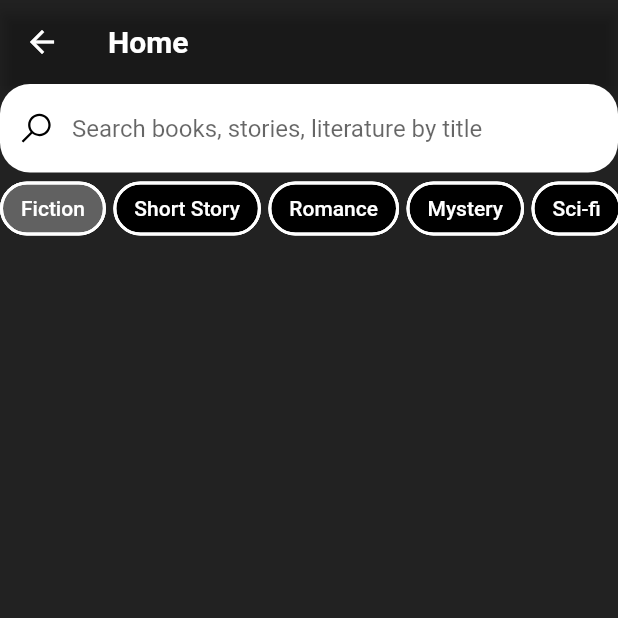
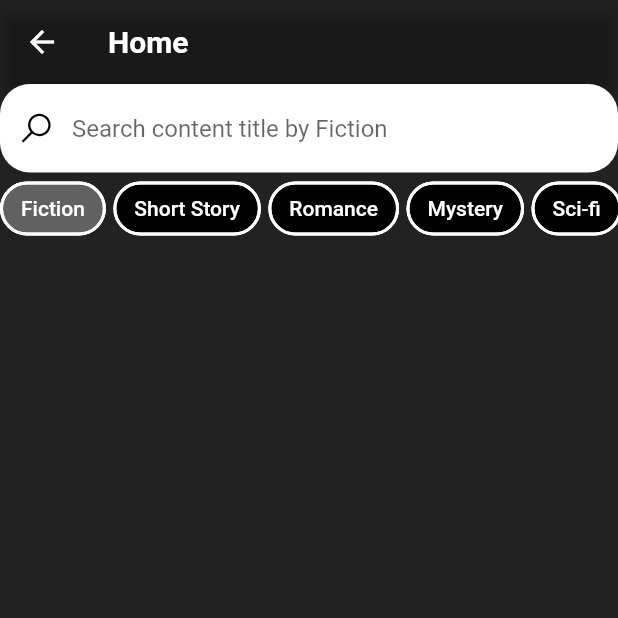
Before and after one commit to kenny101/narraitor-app, a Flutter app: the HomeView screen opened directly, after a tap on "Fiction", on a phone screen of 412 x 824 dp, the top half of it. Run offline on Flutter 3.47's test engine with Material 2 defaults, Android fonts, the phone set to English and light mode, and no system bars; our stand-ins replace flutter_rating_bar, go_router, google_fonts, google_nav_bar, line_icons, pocketbase and 1 more; missing offline and left inert: flutter_launcher_icons; accounts and stored records are empty; network calls fail.

Commit message:
implemented search function

```diff
--- a/lib/src/home_feature/home_view.dart
+++ b/lib/src/home_feature/home_view.dart
@@ -4,12 +4,16 @@ import './search_view.dart';
 import 'package:line_icons/line_icons.dart';
 import './horizontal_chips.dart'; // Import the new widget
 import '../providers/search_provider.dart';
+import 'package:provider/provider.dart';
+
 
 class HomeView extends StatelessWidget {
   const HomeView({Key? key}) : super(key: key);
 
   @override
   Widget build(BuildContext context) {
+    final searchProvider = Provider.of<SearchProvider>(context, listen: false);
+
     return SafeArea(
       child: Scaffold(
         backgroundColor: Colors.black87,
@@ -68,7 +72,7 @@ class HomeView extends StatelessWidget {
                 const SizedBox(height: 5),
                 HorizontalChips(
                   onChipTap: (tag) {
-                    SearchProvider().setTag(tag);
+                    searchProvider.setTag(tag);
                     Navigator.push(
                       context,
                       MaterialPageRoute(
--- a/lib/src/home_feature/horizontal_chips.dart
+++ b/lib/src/home_feature/horizontal_chips.dart
@@ -41,8 +41,6 @@ class HorizontalChipsState extends State<HorizontalChips> {
     return Consumer<SearchProvider>(
       builder: (context, searchProvider, _) {
         _selectedTag = searchProvider.selectedTag;
-
-        print('selected ${_selectedTag}');
 
         final List<String> tagsWithSelectedFirst =
             List.of(HorizontalChips.tags);
--- a/lib/src/home_feature/search_view.dart
+++ b/lib/src/home_feature/search_view.dart
@@ -1,5 +1,4 @@
 import 'package:flutter/material.dart';
-import 'package:flutter/gestures.dart';
 import 'package:line_icons/line_icons.dart';
 import './horizontal_chips.dart';
 import '../providers/search_provider.dart';
@@ -45,7 +44,6 @@ class SearchViewState extends State<SearchView> {
   void dispose() {
     _searchFocusNode.dispose();
     _searchController.dispose();
-
     super.dispose();
   }
 
@@ -110,17 +108,21 @@ class SearchViewState extends State<SearchView> {
                       ),
                     ),
                   ),
-                  if (widget.showKeyboardOnLoaded)
-                    const SizedBox(height: 5),
+                  if (widget.showKeyboardOnLoaded) const SizedBox(height: 5),
                   TextFormField(
                     focusNode: _searchFocusNode,
                     controller: _searchController,
                     textInputAction: TextInputAction.search,
-                    onFieldSubmitted: (value) {
+                    onFieldSubmitted: (value) async {
                       print("Search: $value");
+                      var result = await searchProvider.searchContent(
+                          'tags?~"${searchProvider.selectedTag}"');
+                      print('result ${result}');
                     },
                     decoration: InputDecoration(
-                      hintText: 'Search books, stories, literature by title',
+                      hintText: searchProvider.selectedTag.isEmpty
+                          ? 'Search all content by title'
+                          : 'Search content title by ${searchProvider.selectedTag}',
                       filled: true,
                       fillColor: Colors.white,
                       border: OutlineInputBorder(
@@ -140,8 +142,7 @@ class SearchViewState extends State<SearchView> {
                           : null,
                     ),
                   ),
-                  if (widget.showKeyboardOnLoaded)
-                    const SizedBox(height: 5),
+                  if (widget.showKeyboardOnLoaded) const SizedBox(height: 5),
                   HorizontalChips(
                     onChipTap: (tag) {
                       print("Tapped on $tag");
--- a/lib/src/providers/auth_provider.dart
+++ b/lib/src/providers/auth_provider.dart
@@ -6,6 +6,7 @@ import 'package:flutter/foundation.dart';
 
 class AuthProvider extends ChangeNotifier {
   final pb = PocketBase('https://narraitor.fly.dev');
+  PocketBase get pocketBase => pb;
 
   Future<void> logout() async {
     final prefs = await SharedPreferences.getInstance();
--- a/lib/src/providers/search_provider.dart
+++ b/lib/src/providers/search_provider.dart
@@ -1,21 +1,39 @@
 import 'package:flutter/material.dart';
+import 'package:flutter_launcher_icons/main.dart';
+import 'package:pocketbase/pocketbase.dart';
+import './auth_provider.dart';
 
 class SearchProvider extends ChangeNotifier {
   late String selectedTag = "";
+  final PocketBase pb;
+
+  SearchProvider(this.pb);
 
   void setTag(String tag) {
     selectedTag = tag;
-    this.printCurrentTag();
+    printCurrentTag();
     notifyListeners();
   }
 
   void resetTag() {
     selectedTag = "";
-      print('resetTag ${selectedTag}');
+    print('resetTag ${selectedTag}');
     notifyListeners();
   }
 
   void printCurrentTag() {
     print('selectedTag ${selectedTag}');
   }
+
+  void checkAuth() async {
+    print(await AuthProvider().isLoggedIn());
+  }
+
+  Future<List<RecordModel>> searchContent(String filter) async {
+    print("filter $filter");
+    final resultList = await pb.collection('audio').getList(
+          filter: filter,
+        );
+    return resultList.items;
+  }
 }
```
Also changed, not shown: lib/src/app.dart (+6 -2 lines).
